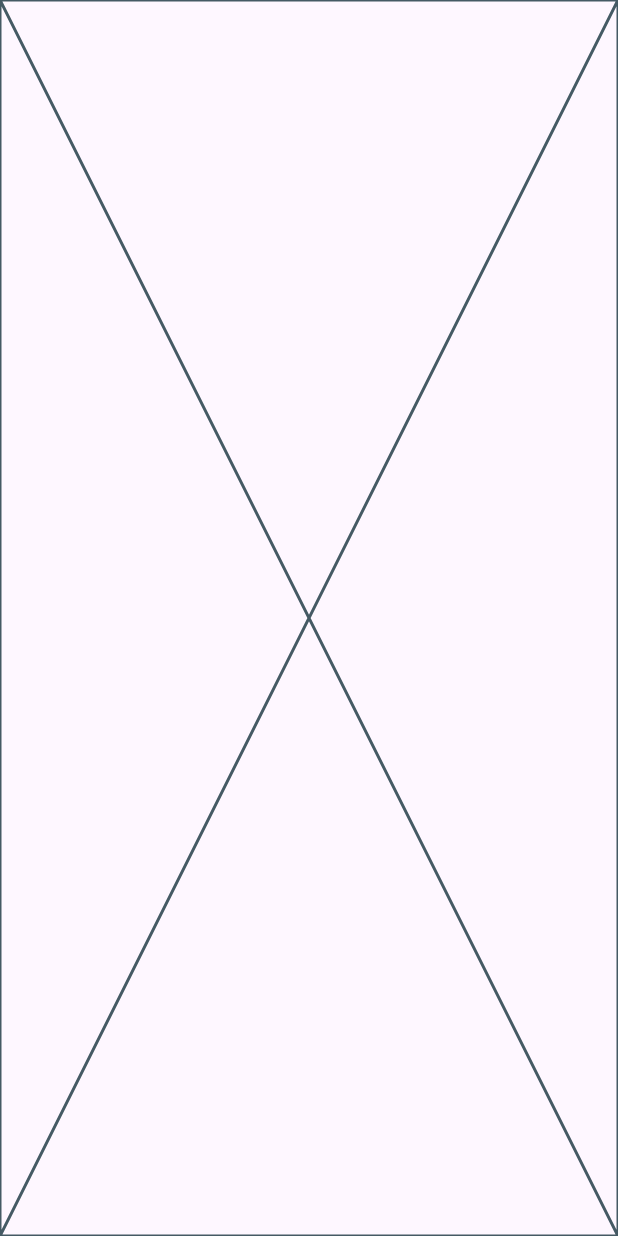
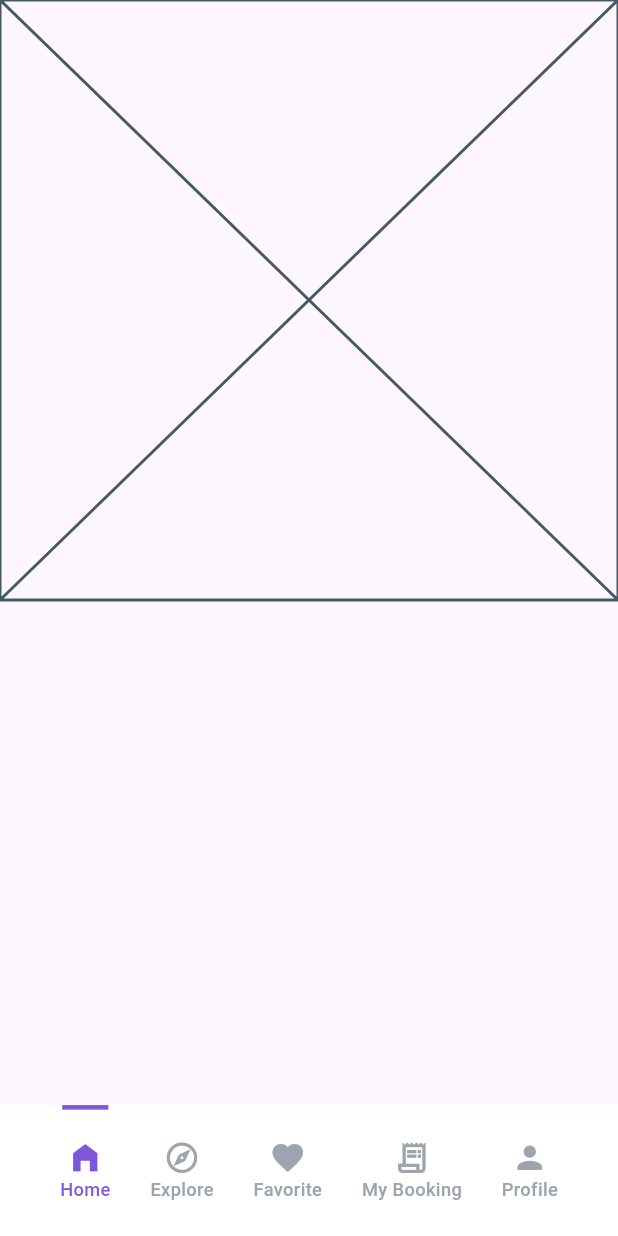
Before and after one commit to NadyAlwazah/flutter-task10-team-housely-app-beg, a Flutter app: the screen it shows after launch, on a phone screen of 412 x 824 dp. Run offline on Flutter 3.47's test engine with Material 3 defaults, Android fonts, the light colour scheme and no system bars; our stand-ins replace flutter_screenutil, go_router, google_fonts.

Commit message:
feat: implement bottom navigation bar layout with page switching

```diff
--- a/lib/core/app/routes.dart
+++ b/lib/core/app/routes.dart
@@ -1,3 +1,4 @@
+import 'package:flutter_task10_team_housely_app_beg/core/layout/bottom_bar_layout.dart';
 import 'package:flutter_task10_team_housely_app_beg/features/add_review/presentation/views/add_review_view.dart';
 import 'package:flutter_task10_team_housely_app_beg/features/auth/presentation/views/reset_password_view.dart';
 import 'package:flutter_task10_team_housely_app_beg/features/auth/presentation/views/signin_view.dart';
@@ -21,6 +22,7 @@ abstract class AppRouter {
   static const String kOnBoarding = 'on_boarding';
   static const String kSignin = '/signin';
   static const String kSignup = '/signup';
+  static const String kBottomBar = '/bottom_bar';
   static const String kDetails = '/details';
   static const String kSearch = '/search';
   static const String kProfile = '/profile';
@@ -37,7 +39,7 @@ abstract class AppRouter {
 
   static final router = GoRouter(
     routes: [
-      GoRoute(path: '/', builder: (context, state) => const SplashView()),
+      // GoRoute(path: '/', builder: (context, state) => const SplashView()),
       GoRoute(
         path: kOnBoarding,
         builder: (context, state) => const OnBoardingView(),
@@ -45,6 +47,7 @@ abstract class AppRouter {
 
       GoRoute(path: kSignin, builder: (context, state) => const SigninView()),
       GoRoute(path: kSignup, builder: (context, state) => const SignupView()),
+      GoRoute(path: '/', builder: (context, state) => const BottomBarLayout()),
 
       GoRoute(
         path: kOnBoarding,
--- /dev/null
+++ b/lib/core/constant/app_key.dart
@@ -0,0 +1,3 @@
+class AppKey {
+  // Shared Prefrence تبع ال   keys منحط فيه ال
+}
--- /dev/null
+++ b/lib/core/layout/bottom_bar_layout.dart
@@ -0,0 +1,51 @@
+import 'package:flutter/material.dart';
+import 'package:flutter_task10_team_housely_app_beg/core/widgets/custom_bottom_nav_bar.dart';
+import 'package:flutter_task10_team_housely_app_beg/features/booking_activity/presentation/views/booking_activity_view.dart';
+import 'package:flutter_task10_team_housely_app_beg/features/explore/presentation/views/explore_view.dart';
+import 'package:flutter_task10_team_housely_app_beg/features/favourite/presentation/views/favourite_view.dart';
+import 'package:flutter_task10_team_housely_app_beg/features/home/presentation/views/home_view.dart';
+import 'package:flutter_task10_team_housely_app_beg/features/profile/presentation/views/profile_view.dart';
+
+class BottomBarLayout extends StatefulWidget {
+  const BottomBarLayout({super.key});
+
+  @override
+  State<BottomBarLayout> createState() => _BottomBarLayoutState();
+}
+
+class _BottomBarLayoutState extends State<BottomBarLayout> {
+  int currentIndex = 0;
+
+  Widget _getPage(int index) {
+    switch (index) {
+      case 0:
+        return const HomeView();
+      case 1:
+        return const ExploreView();
+      case 2:
+        return const FavouriteView();
+      case 3:
+        return const BookingActivityView();
+      case 4:
+        return const ProfileView();
+      default:
+        return const HomeView();
+    }
+  }
+
+  @override
+  Widget build(BuildContext context) {
+    return Scaffold(
+      body: _getPage(currentIndex),
+
+      bottomNavigationBar: CustomBottomNavBar(
+        currentIndex: currentIndex,
+        onTap: (index) {
+          setState(() {
+            currentIndex = index;
+          });
+        },
+      ),
+    );
+  }
+}
--- /dev/null
+++ b/lib/core/widgets/custom_bottom_nav_bar.dart
@@ -0,0 +1,68 @@
+import 'package:flutter/material.dart';
+import 'package:flutter_screenutil/flutter_screenutil.dart';
+import 'package:flutter_task10_team_housely_app_beg/core/utils/app_colors.dart';
+
+class CustomBottomNavBar extends StatelessWidget {
+  final int currentIndex;
+  final Function(int) onTap;
+
+  const CustomBottomNavBar({
+    super.key,
+    required this.currentIndex,
+    required this.onTap,
+  });
+
+  @override
+  Widget build(BuildContext context) {
+    return Container(
+      height: 86.h,
+      padding: const EdgeInsets.only(bottom: 24, left: 40, right: 40),
+      color: Colors.white,
+      child: Row(
+        mainAxisAlignment: MainAxisAlignment.spaceBetween,
+        children: [
+          _buildNavItem(Icons.home_filled, 'Home', 0),
+          _buildNavItem(Icons.explore_outlined, 'Explore', 1),
+          _buildNavItem(Icons.favorite, 'Favorite', 2),
+          _buildNavItem(Icons.receipt_long_outlined, 'My Booking', 3),
+          _buildNavItem(Icons.person, 'Profile', 4),
+        ],
+      ),
+    );
+  }
+
+  Widget _buildNavItem(IconData icon, String label, int index) {
+    final isSelected = currentIndex == index;
+    return GestureDetector(
+      onTap: () => onTap(index),
+      child: Column(
+        mainAxisAlignment: MainAxisAlignment.start,
+        children: [
+          // الخط فوق العنصر المختار
+          AnimatedContainer(
+            duration: const Duration(milliseconds: 250),
+            height: 3.h,
+            width: 28.w,
+            color: isSelected ? AppColors.primary : Colors.transparent,
+          ),
+          Padding(
+            padding: const EdgeInsets.only(top: 20),
+            child: Icon(
+              icon,
+              size: 24.r,
+              color: isSelected ? AppColors.primary : AppColors.textSecondary,
+            ),
+          ),
+          Text(
+            label,
+            style: TextStyle(
+              fontSize: 12.sp,
+              fontWeight: FontWeight.w500,
+              color: isSelected ? AppColors.primary : AppColors.textSecondary,
+            ),
+          ),
+        ],
+      ),
+    );
+  }
+}
--- /dev/null
+++ b/lib/features/explore/presentation/views/explore_view.dart
@@ -0,0 +1,11 @@
+import 'package:flutter/material.dart';
+import 'package:flutter_task10_team_housely_app_beg/features/explore/presentation/views/widgets/explore_view_body.dart';
+
+class ExploreView extends StatelessWidget {
+  const ExploreView({super.key});
+
+  @override
+  Widget build(BuildContext context) {
+    return const Column(children: [ExploreViewBody()]);
+  }
+}
--- /dev/null
+++ b/lib/features/explore/presentation/views/widgets/explore_view_body.dart
@@ -0,0 +1,10 @@
+import 'package:flutter/material.dart';
+
+class ExploreViewBody extends StatelessWidget {
+  const ExploreViewBody({super.key});
+
+  @override
+  Widget build(BuildContext context) {
+    return const Placeholder();
+  }
+}
```
Also changed, not shown: pubspec.yaml (+4 -5 lines).
